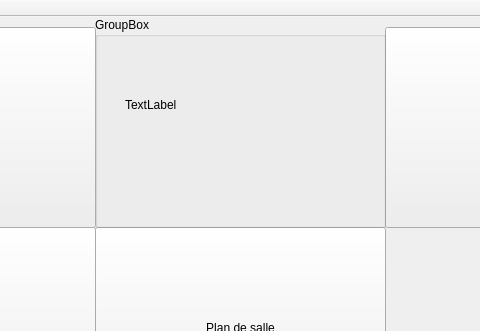
First picture: the form in FestiClicC/accueil.ui, repository FestiClic/FestiClic3, before the edit; both pictures show x 205 to 685 and y 0 to 331 of the 889 by 714 pixel window.
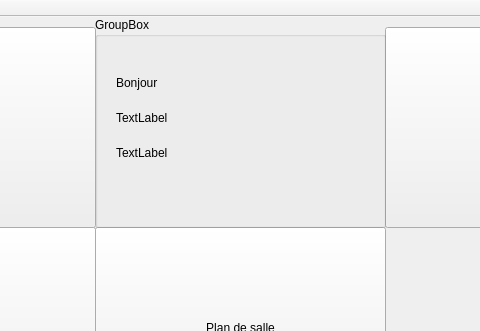
Second picture: the form after the edit. Icons and pictures are not drawn.

```diff
--- a/FestiClicC/accueil.ui
+++ b/FestiClicC/accueil.ui
@@ -103,18 +103,38 @@
     <property name="title">
      <string>GroupBox</string>
     </property>
-    <widget class="QLabel" name="aLabelNomUtilisateur">
+    <widget class="QWidget" name="">
      <property name="geometry">
       <rect>
-       <x>30</x>
-       <y>80</y>
-       <width>241</width>
-       <height>16</height>
+       <x>10</x>
+       <y>40</y>
+       <width>271</width>
+       <height>121</height>
       </rect>
      </property>
-     <property name="text">
-      <string>TextLabel</string>
-     </property>
+     <layout class="QVBoxLayout" name="verticalLayout">
+      <item>
+       <widget class="QLabel" name="aLabelHello">
+        <property name="text">
+         <string>Bonjour</string>
+        </property>
+       </widget>
+      </item>
+      <item>
+       <widget class="QLabel" name="aLabelNomUtilisateur">
+        <property name="text">
+         <string>TextLabel</string>
+        </property>
+       </widget>
+      </item>
+      <item>
+       <widget class="QLabel" name="aLabelDate">
+        <property name="text">
+         <string>TextLabel</string>
+        </property>
+       </widget>
+      </item>
+     </layout>
     </widget>
    </widget>
    <widget class="QPushButton" name="aBtnUtilisateur">
```
